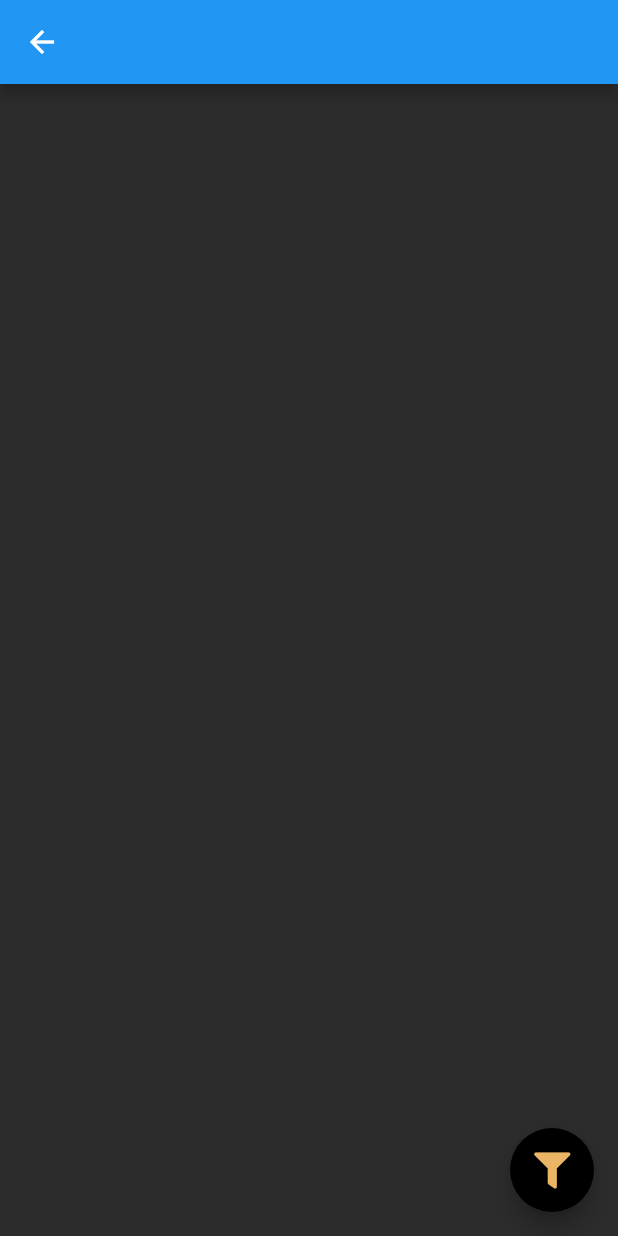
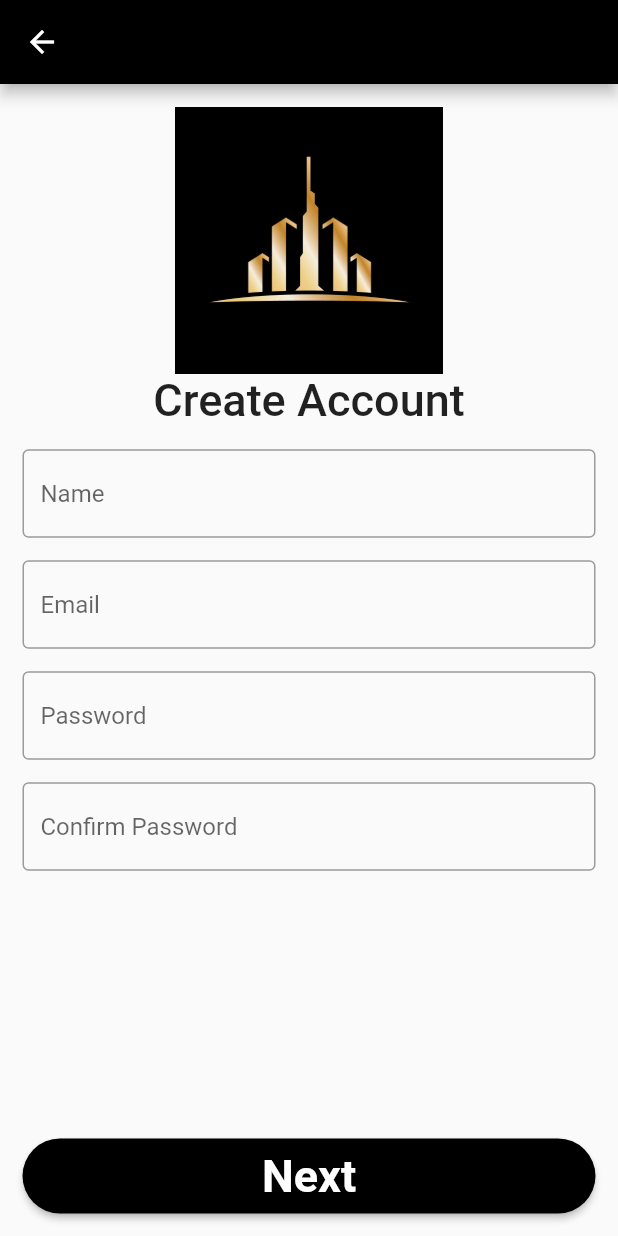
Before and after one commit to AnasKhaled1876/Tariq-Al-Roqi, a Flutter app: the StartScreen screen opened directly, after a tap on "Sign Up", on a phone screen of 412 x 824 dp. Run offline on Flutter 3.47's test engine with Material 2 defaults, Android fonts, the phone set to English and light mode, and no system bars; our stand-ins replace cached_network_image, cloud_firestore, firebase_auth, firebase_core, firebase_storage, font_awesome_flutter and 1 more; accounts and stored records are empty.

Commit message:
Added Registration Screen

```diff
--- a/lib/screens/designs_screen.dart
+++ b/lib/screens/designs_screen.dart
@@ -33,7 +33,7 @@ class _DesignsScreenState extends State<DesignsScreen> {
   Widget build(BuildContext context) {
     fillList();
     print(widget._designs.length);
-    return Scaffold(appBar: AppBar(),
+    return Scaffold(appBar: AppBar(backgroundColor: Colors.black,),
       backgroundColor: Constants.backgroundColor,
       body: ListView(
         itemExtent: 180,
--- /dev/null
+++ b/lib/screens/registration_screen.dart
@@ -0,0 +1,105 @@
+import 'package:flutter/material.dart';
+
+class RegistrationScreen extends StatefulWidget {
+  const RegistrationScreen({Key? key}) : super(key: key);
+
+  @override
+  _RegistrationScreenState createState() => _RegistrationScreenState();
+}
+
+class _RegistrationScreenState extends State<RegistrationScreen> {
+  String _name="";
+  String _email="";
+  String _password="";
+  String _password2="";
+
+  @override
+  Widget build(BuildContext context) {
+    return Scaffold(appBar: AppBar(backgroundColor:Colors.black),
+      body: Padding(
+        padding: const EdgeInsets.all(15.0),
+        child: Column(
+            children: <Widget>[
+              Expanded(child: Image.asset("images/logo.jpg")),
+              Text(
+                "Create Account",
+                style: TextStyle(fontSize: 30.0, fontWeight: FontWeight.w500),
+              ),
+              SizedBox(height: 15.0),
+              TextField(
+                decoration: InputDecoration(
+                  border: OutlineInputBorder(),
+                  hintText: "Name",
+                ),
+                textInputAction: TextInputAction.next,
+                keyboardType: TextInputType.name,
+                maxLines: 1,
+                onChanged: (value){
+                  _name=value;
+                },
+              ),
+              SizedBox(height: 15.0),
+              TextField(
+                decoration: InputDecoration(
+                  border: OutlineInputBorder(),
+                  hintText: "Email",
+                ),
+                textInputAction: TextInputAction.next,
+                keyboardType: TextInputType.emailAddress,
+                maxLines: 1,
+                onChanged: (value){
+                  _email=value;
+                },
+              ),
+              SizedBox(height: 15.0),
+              TextField(
+                decoration: InputDecoration(
+                  border: OutlineInputBorder(),
+                  hintText: "Password",
+                ),
+                textInputAction: TextInputAction.next,
+                obscureText: true,
+                maxLines: 1,
+                onChanged: (value){
+                  _password=value;
+                },
+              ),
+              SizedBox(height: 15.0),
+              TextField(
+                decoration: InputDecoration(
+                  border: OutlineInputBorder(),
+                  hintText: "Confirm Password",
+                ),
+                textInputAction: TextInputAction.done,
+                obscureText: true,
+                maxLines: 1,
+                onChanged: (value){
+                  _password2=value;
+                },
+              ),
+              Spacer(),
+              ElevatedButton(
+                style: ElevatedButton.styleFrom(
+                  primary: Colors.black,
+                  minimumSize: Size(double.infinity, 50),
+                  shape: RoundedRectangleBorder(
+                    borderRadius: BorderRadius.circular(30.0),
+                  ),
+                ),
+                onPressed: () {},
+                child: Text(
+                  "Next",
+                  style: TextStyle(
+                    fontSize: 30.0,
+                    fontWeight: FontWeight.w600,
+                    color: Colors.white,
+                  ),
+                ),
+              )
+            ],
+            mainAxisAlignment: MainAxisAlignment.center,
+          ),
+      ),
+    );
+  }
+}
--- a/lib/screens/start_screen.dart
+++ b/lib/screens/start_screen.dart
@@ -1,6 +1,7 @@
 import 'package:flutter/material.dart';
 import 'package:tariq_al_raqi/db_helper.dart';
 import 'package:tariq_al_raqi/screens/designs_screen.dart';
+import 'package:tariq_al_raqi/screens/registration_screen.dart';
 import 'package:tariq_al_raqi/screens/signin_screen.dart';
 
 class StartScreen extends StatelessWidget {
@@ -32,7 +33,7 @@ class StartScreen extends StatelessWidget {
                     primary: Colors.white, minimumSize: Size(260.0, 40.0)),
                 onPressed: () {
                   Navigator.push(context, MaterialPageRoute(builder: (context) {
-                    return DesignsScreen(DBHelper.designs);
+                    return RegistrationScreen();
                   }));
                 },
                 child: Text(
```
